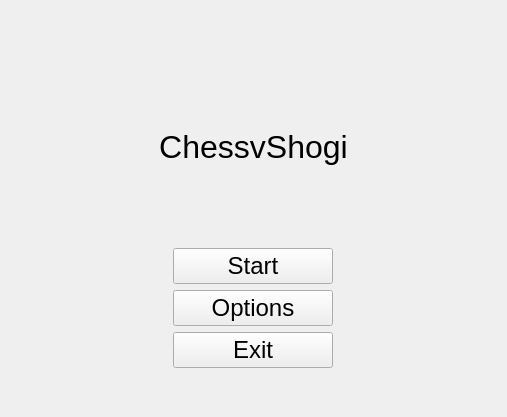
Before: the Qt Designer form chessVshogi/UI/mainwindow.ui in sahinakkaya/chess, drawn with Qt 5.
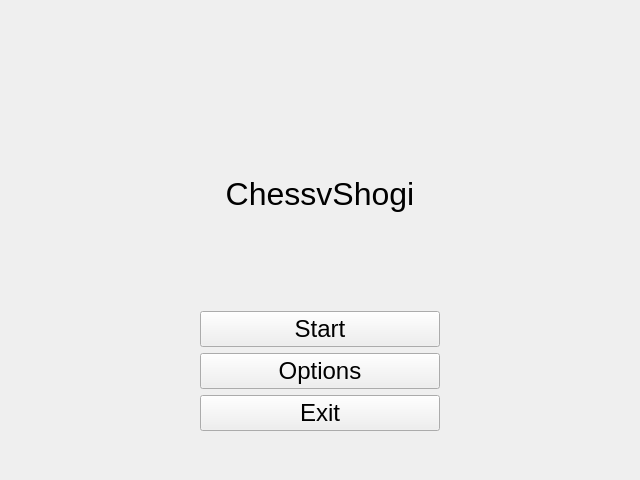
After: the same form once the commit is applied.

Diff of the .ui file:
```diff
--- a/chessVshogi/UI/mainwindow.ui
+++ b/chessVshogi/UI/mainwindow.ui
@@ -6,10 +6,22 @@
    <rect>
     <x>0</x>
     <y>0</y>
-    <width>507</width>
-    <height>417</height>
+    <width>640</width>
+    <height>480</height>
    </rect>
   </property>
+  <property name="minimumSize">
+   <size>
+    <width>438</width>
+    <height>378</height>
+   </size>
+  </property>
+  <property name="maximumSize">
+   <size>
+    <width>640</width>
+    <height>480</height>
+   </size>
+  </property>
   <property name="windowTitle">
    <string>MainWindow</string>
   </property>
```
Left out of the diff: 8 changed lines with no effect on the pictures.
